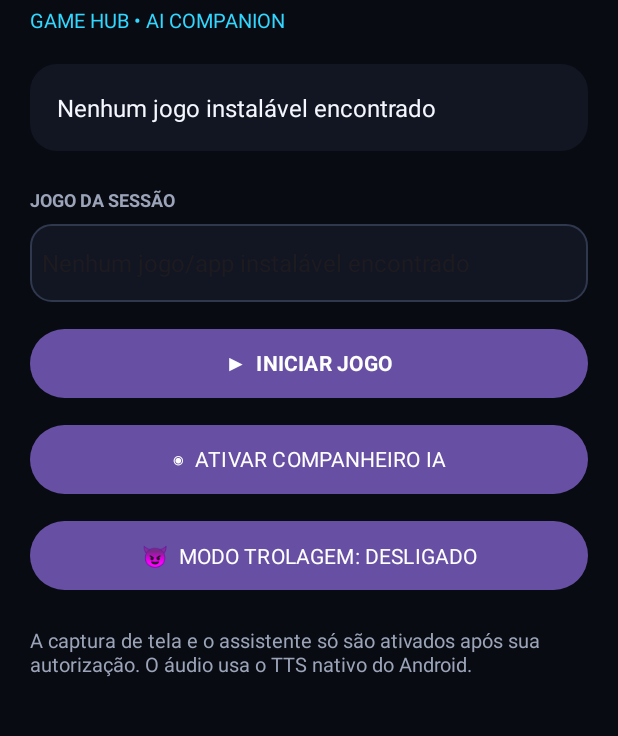
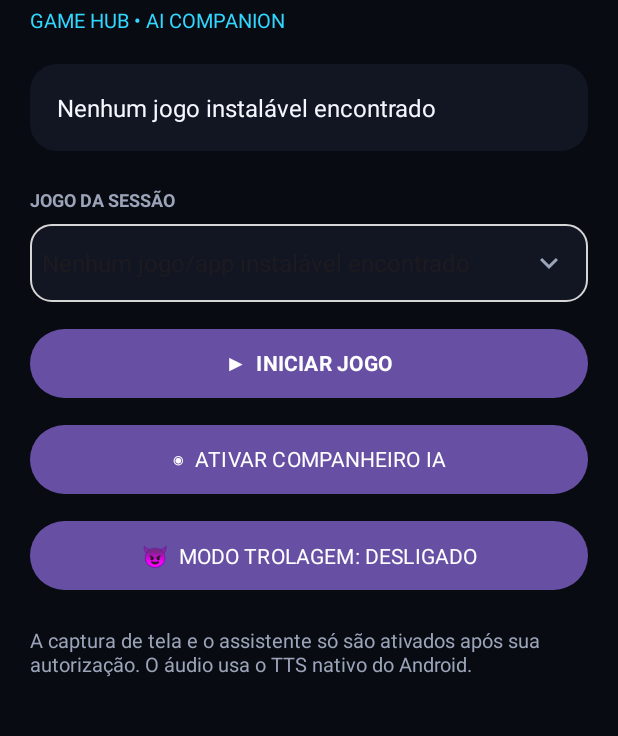
Before and after one commit to LucasMoraes023/Claudgame, an Android app: the screen it shows after launch (MainActivity), on a phone screen of 412 x 824 dp, the part 91-827 px from its top. Run offline under Robolectric (Android 15) with nearby library versions, the phone set to English and light mode, and no system bars.

Commit message:
Replace with Claude corrected input background

```diff
--- a/android/app/src/main/res/drawable/input_bg.xml
+++ b/android/app/src/main/res/drawable/input_bg.xml
@@ -1,2 +1,16 @@
 <?xml version="1.0" encoding="utf-8"?>
-<shape xmlns:android="http://schemas.android.com/apk/res/android"><corners android:radius="14dp" /><solid android:color="@color/cg_panel" /><stroke android:width="1dp" android:color="#30384E" /></shape>
+<layer-list xmlns:android="http://schemas.android.com/apk/res/android">
+    <item>
+        <shape android:shape="rectangle">
+            <corners android:radius="14dp" />
+            <solid android:color="@color/cg_panel" />
+            <stroke android:width="1dp" android:color="@color/cg_stroke" />
+        </shape>
+    </item>
+    <item
+        android:width="24dp"
+        android:height="24dp"
+        android:drawable="@drawable/ic_expand_more"
+        android:gravity="end|center_vertical"
+        android:right="14dp" />
+</layer-list>
```
